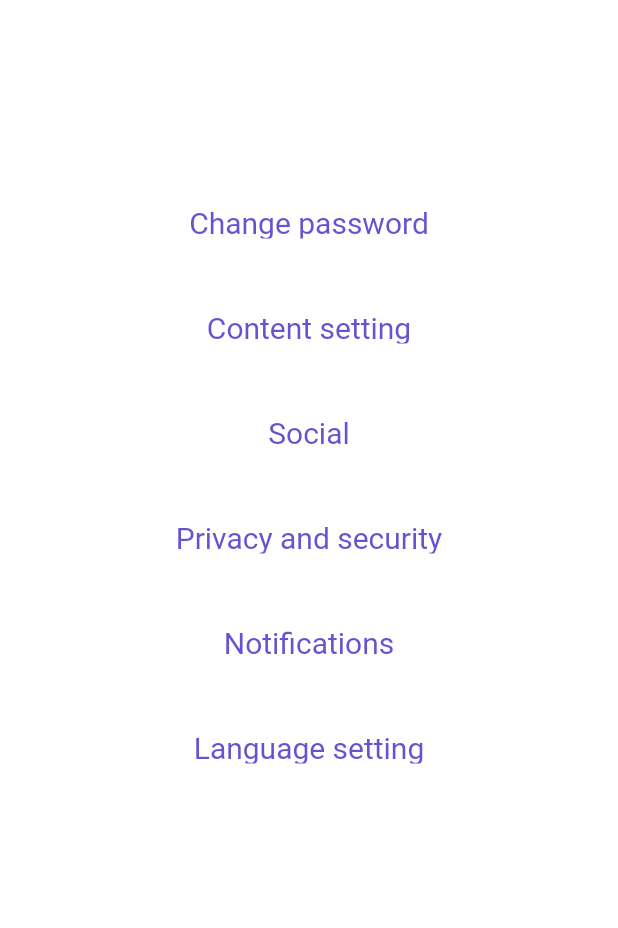
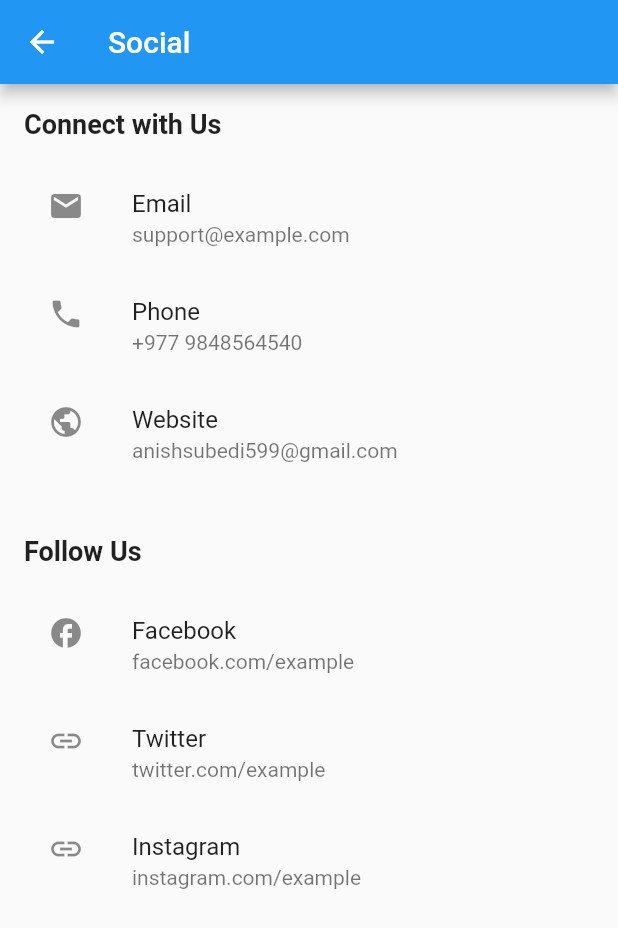
Before and after one commit to Anishsub599/Stonk-Watch, a Flutter app: the SettingsPage screen opened directly, after a tap on "Social", on a phone screen of 412 x 824 dp. Shown: the top 928 px of the screen. Run offline on Flutter 3.47's test engine with Material 2 defaults, Android fonts, the phone set to English and light mode, and no system bars; our stand-ins replace cloud_firestore, firebase_auth, firebase_core, fluttertoast, google_nav_bar, syncfusion_flutter_charts; missing offline and left inert: dart:html, firebase_auth_platform_interface; accounts and stored records are empty.

Commit message:
added features on setting page

```diff
--- a/lib/pages/Settings.dart
+++ b/lib/pages/Settings.dart
@@ -155,6 +155,9 @@
 // }
 
 import 'package:endproject/pages/changepass.dart';
+import 'package:endproject/pages/privacy.dart';
+import 'package:endproject/pages/social.dart';
+import 'package:endproject/pages/sound.dart';
 import 'package:flutter/material.dart';
 import 'package:cupertino_icons/cupertino_icons.dart';
 
@@ -232,7 +235,7 @@ class SettingsPage extends StatelessWidget {
                   textStyle: const TextStyle(fontSize: 20),
                 ),
                 onPressed: () {},
-                child: const Text('Content setting'),
+                child: const Text('Sound setting'),
               ),
               margin: EdgeInsets.only(top: 5, bottom: 5),
               padding:
@@ -251,7 +254,13 @@ class SettingsPage extends StatelessWidget {
                   padding: const EdgeInsets.all(16.0),
                   textStyle: const TextStyle(fontSize: 20),
                 ),
-                onPressed: () {},
+                onPressed: () {
+                  Navigator.pushReplacement(
+                      context,
+                      MaterialPageRoute(
+                        builder: (context) => SocialPage(),
+                      ));
+                },
                 child: const Text('Social'),
               ),
               margin: EdgeInsets.only(top: 5, bottom: 5),
@@ -271,7 +280,13 @@ class SettingsPage extends StatelessWidget {
                   padding: const EdgeInsets.all(16.0),
                   textStyle: const TextStyle(fontSize: 20),
                 ),
-                onPressed: () {},
+                onPressed: () {
+                  Navigator.pushReplacement(
+                      context,
+                      MaterialPageRoute(
+                        builder: (context) => PrivacySecurityPage(),
+                      ));
+                },
                 child: const Text('Privacy and security'),
               ),
               margin: EdgeInsets.only(top: 5, bottom: 5),
--- /dev/null
+++ b/lib/pages/social.dart
@@ -0,0 +1,84 @@
+import 'dart:html';
+
+import 'package:flutter/material.dart';
+import 'package:cupertino_icons/cupertino_icons.dart';
+import 'package:url_launcher/url_launcher.dart';
+
+class SocialPage extends StatelessWidget {
+  @override
+  Widget build(BuildContext context) {
+    return Scaffold(
+      appBar: AppBar(
+        title: Text('Social'),
+      ),
+      body: Padding(
+        padding: const EdgeInsets.all(16.0),
+        child: Column(
+          crossAxisAlignment: CrossAxisAlignment.start,
+          children: [
+            Text(
+              'Connect with Us',
+              style: TextStyle(fontSize: 18, fontWeight: FontWeight.bold),
+            ),
+            SizedBox(height: 16),
+            ListTile(
+              leading: Icon(Icons.email),
+              title: Text('Email'),
+              subtitle: Text('support@example.com'),
+              onTap: () {
+                // open email app with pre-filled fields
+              },
+            ),
+            ListTile(
+              leading: Icon(Icons.phone),
+              title: Text('Phone'),
+              subtitle: Text('+977 9848564540'),
+              onTap: () {
+                // call phone number
+              },
+            ),
+            ListTile(
+              leading: Icon(Icons.public),
+              title: Text('Website'),
+              subtitle: Text('anishsubedi599@gmail.com'),
+              onTap: () {},
+            ),
+            SizedBox(height: 32),
+            Text(
+              'Follow Us',
+              style: TextStyle(fontSize: 18, fontWeight: FontWeight.bold),
+            ),
+            SizedBox(height: 16),
+            ListTile(
+              leading: Icon(Icons.facebook),
+              title: Text('Facebook'),
+              subtitle: Text('facebook.com/example'),
+              onTap: () async {
+                if (await canLaunch(
+                    "https://www.facebook.com/anish.subedi.372")) {
+                  await launch("https://www.facebook.com/anish.subedi.372");
+                }
+              },
+            ),
+            ListTile(
+              leading: Icon(Icons.link),
+              title: Text('Twitter'),
+              subtitle: Text('twitter.com/example'),
+              onTap: () async {
+                if (await canLaunch("https://twitter.com/OSCARREBEL3")) {
+                  await launch("https://twitter.com/OSCARREBEL3");
+                }
+              },
+            ),
+            ListTile(
+              leading: Icon(Icons.link),
+              title: Text('Instagram'),
+              subtitle: Text('instagram.com/example'),
+              onTap: () {},
+            ),
+          ],
+        ),
+      ),
+    );
+  }
+}
```
Also changed, not shown: lib/pages/mynote.dart (+20 -1 lines), lib/pages/privacy.dart (added, +68 -0 lines), lib/pages/sound.dart (added, +75 -0 lines), pubspec.yaml (+6 -6 lines), pubspec.lock, 5 other files.
